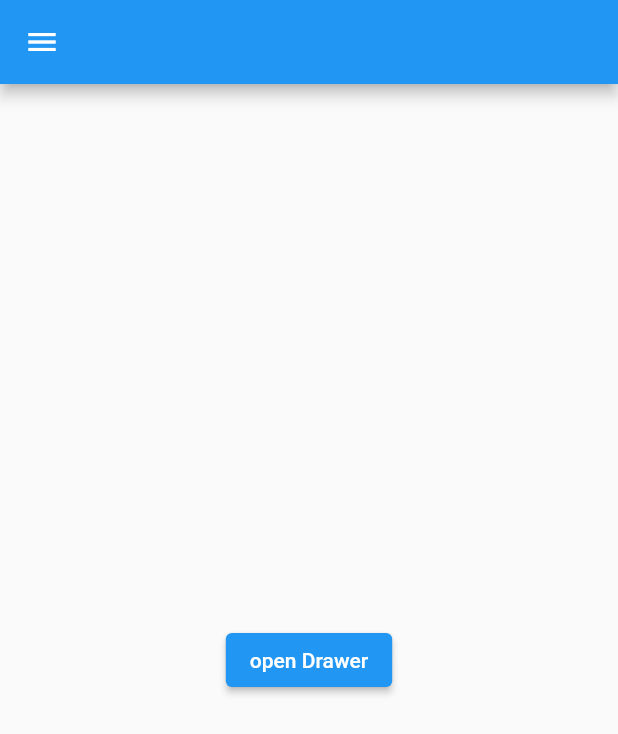
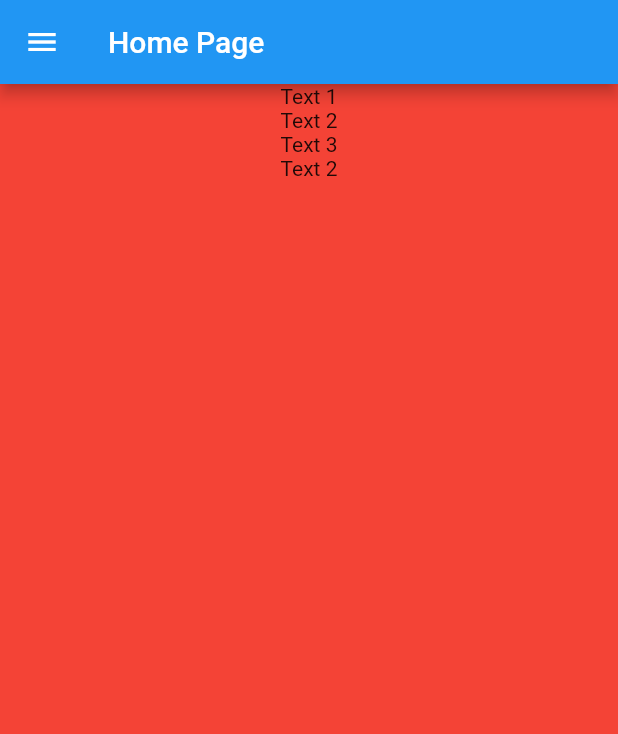
Before and after one commit to fredj789/PageView, a Flutter app: the screen it shows after launch, on a phone screen of 412 x 824 dp. Shown: the top 734 px of the screen. Run offline on Flutter 3.47's test engine with Material 2 defaults, Android fonts, the phone set to English and light mode, and no system bars.

Commit message:
Programming Code from flutter TabBar View

```diff
--- a/lib/tuto.dart
+++ b/lib/tuto.dart
@@ -8,53 +8,39 @@ class MyTest extends StatefulWidget {
 }
 
 class _MyTestState extends State<MyTest> {
-  GlobalKey<ScaffoldState> scafoldkey = GlobalKey<ScaffoldState>();
   @override
   Widget build(BuildContext context) {
-    return Scaffold(
-        drawerScrimColor: Colors.red,
-        key: scafoldkey,
-        appBar: AppBar(),
-        drawer: Drawer(
-          child: Column(
-            // ignore: prefer_const_literals_to_create_immutables
-            children: [
-              const UserAccountsDrawerHeader(
-                  currentAccountPicture: CircleAvatar(
-                    backgroundColor: Colors.white,
-                    child: Text("w"),
-                  ),
-                  accountName: Text("Jomaa Fredj"),
-                  accountEmail: Text("Email")),
-              const ListTile(
-                title: Text("Page Home "),
-                leading: Icon(Icons.home),
-              ),
-              const ListTile(
-                title: Text("Help "),
-                leading: Icon(Icons.help),
-              ),
-              const ListTile(
-                title: Text("LOGOUT "),
-                leading: Icon(Icons.login_outlined),
-              ),
-            ],
-          ),
-        ),
-
-        //endDrawer: Drawer(), modier laa position de drawer
-        body: Center(
-          child: Container(
-            padding: EdgeInsets.all(10),
-            child: ElevatedButton(
-              onPressed: () {
-                scafoldkey.currentState!.openDrawer();
-              },
-              child: Text("open Drawer"),
+    return DefaultTabController(
+        length:
+            2, // cette nombre est identique au nombre de  whidget tabBar View
+        child: Scaffold(
+            appBar: AppBar(
+              title: Text("Home Page"),
             ),
-          ),
-        ));
+            drawer: Drawer(),
+            body: TabBarView(
+              children: [
+                Container(
+                  width: double.infinity,
+                  color: Colors.red,
+                  child: Column(children: [
+                    Text("Text 1"),
+                    Text("Text 2"),
+                    Text("Text 3"),
+                    Text("Text 2"),
+                  ]),
+                ),
+                Container(
+                  width: double.infinity,
+                  color: Colors.blue,
+                  child: Column(children: [
+                    Text("Text 3"),
+                    Text("Text 4"),
+                    Text("Text 5"),
+                    Text("Text 6"),
+                  ]),
+                ),
+              ],
+            )));
   }
 }
-//leading et drawer ne marche pas ensemble
-//endDrawer elle est utulisser pour modifier la position de drawer
```
Also changed, not shown: 1 other file.
